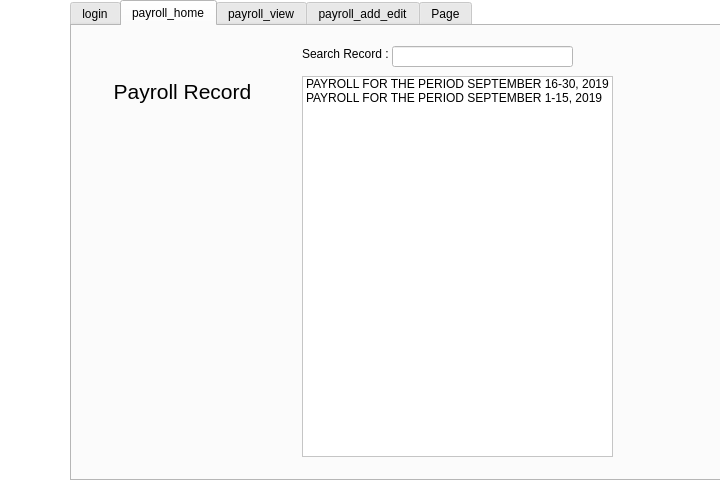
This is Payroll_System_fixed.ui in jaspernicholfabella/payroll-system as Qt 5 draws it before an edit. The edited form follows.
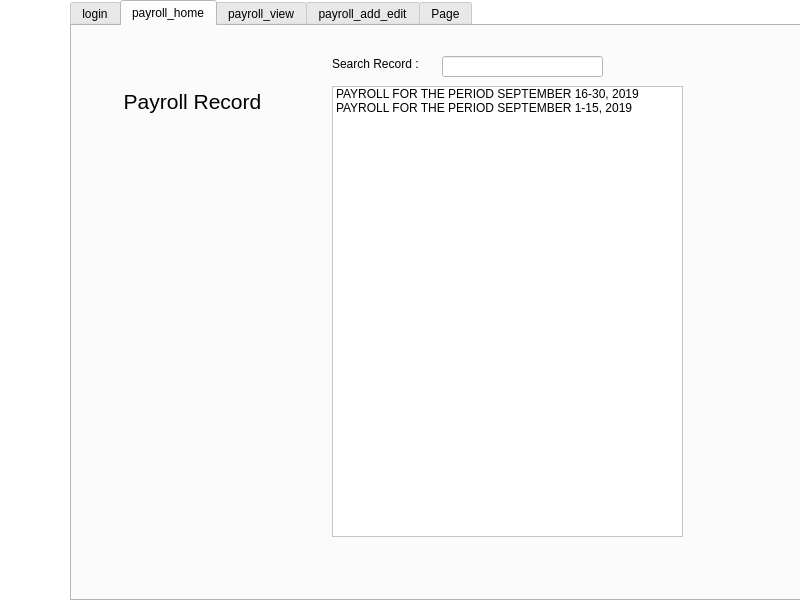
This is the edited form. The open tabs and pages were chosen to show the change. Icons and pictures are not drawn.

Diff of the .ui file:
```diff
--- a/Payroll_System_fixed.ui
+++ b/Payroll_System_fixed.ui
@@ -6,20 +6,20 @@
    <rect>
     <x>0</x>
     <y>0</y>
-    <width>720</width>
-    <height>480</height>
+    <width>800</width>
+    <height>600</height>
    </rect>
   </property>
   <property name="minimumSize">
    <size>
-    <width>720</width>
-    <height>480</height>
+    <width>800</width>
+    <height>600</height>
    </size>
   </property>
   <property name="maximumSize">
    <size>
-    <width>720</width>
-    <height>480</height>
+    <width>800</width>
+    <height>600</height>
    </size>
   </property>
   <property name="palette">
@@ -95,8 +95,8 @@
      <rect>
       <x>70</x>
       <y>0</y>
-      <width>651</width>
-      <height>481</height>
+      <width>731</width>
+      <height>601</height>
      </rect>
     </property>
     <property name="currentIndex">
@@ -270,8 +270,8 @@
      <widget class="QPushButton" name="pushButton_5">
       <property name="geometry">
        <rect>
-        <x>550</x>
-        <y>80</y>
+        <x>610</x>
+        <y>60</y>
         <width>51</width>
         <height>51</height>
        </rect>
@@ -299,8 +299,8 @@
      <widget class="QPushButton" name="pushButton_6">
       <property name="geometry">
        <rect>
-        <x>550</x>
-        <y>130</y>
+        <x>610</x>
+        <y>110</y>
         <width>51</width>
         <height>51</height>
        </rect>
@@ -328,8 +328,8 @@
      <widget class="QPushButton" name="pushButton_7">
       <property name="geometry">
        <rect>
-        <x>550</x>
-        <y>180</y>
+        <x>610</x>
+        <y>160</y>
         <width>51</width>
         <height>51</height>
        </rect>
@@ -357,8 +357,8 @@
      <widget class="QPushButton" name="pushButton_8">
       <property name="geometry">
        <rect>
-        <x>550</x>
-        <y>230</y>
+        <x>610</x>
+        <y>210</y>
         <width>51</width>
         <height>51</height>
        </rect>
@@ -386,8 +386,8 @@
      <widget class="QPushButton" name="pushButton_9">
       <property name="geometry">
        <rect>
-        <x>550</x>
-        <y>280</y>
+        <x>610</x>
+        <y>260</y>
         <width>51</width>
         <height>51</height>
        </rect>
@@ -415,8 +415,8 @@
      <widget class="QPushButton" name="pushButton_10">
       <property name="geometry">
        <rect>
-        <x>550</x>
-        <y>330</y>
+        <x>610</x>
+        <y>310</y>
         <width>51</width>
         <height>51</height>
        </rect>
@@ -444,9 +444,9 @@
      <widget class="QLabel" name="label">
       <property name="geometry">
        <rect>
-        <x>30</x>
-        <y>50</y>
-        <width>161</width>
+        <x>10</x>
+        <y>60</y>
+        <width>221</width>
         <height>31</height>
        </rect>
       </property>
@@ -463,15 +463,12 @@
      <widget class="QListWidget" name="listWidget">
       <property name="geometry">
        <rect>
-        <x>230</x>
-        <y>50</y>
-        <width>311</width>
-        <height>381</height>
+        <x>260</x>
+        <y>60</y>
+        <width>351</width>
+        <height>451</height>
        </rect>
       </property>
-      <property name="itemAlignment">
-       <set>Qt::AlignCenter</set>
-      </property>
       <item>
        <property name="text">
         <string>PAYROLL FOR THE PERIOD SEPTEMBER 16-30, 2019</string>
@@ -486,9 +483,9 @@
      <widget class="QLineEdit" name="lineEdit">
       <property name="geometry">
        <rect>
-        <x>320</x>
-        <y>20</y>
-        <width>181</width>
+        <x>370</x>
+        <y>30</y>
+        <width>161</width>
         <height>21</height>
        </rect>
       </property>
@@ -496,8 +493,8 @@
      <widget class="QPushButton" name="pushButton_16">
       <property name="geometry">
        <rect>
-        <x>500</x>
-        <y>20</y>
+        <x>530</x>
+        <y>30</y>
         <width>31</width>
         <height>21</height>
        </rect>
@@ -525,9 +522,9 @@
      <widget class="QLabel" name="label_2">
       <property name="geometry">
        <rect>
-        <x>230</x>
-        <y>20</y>
-        <width>91</width>
+        <x>260</x>
+        <y>30</y>
+        <width>101</width>
         <height>16</height>
        </rect>
       </property>
@@ -543,8 +540,8 @@
      <widget class="QPushButton" name="pushButton_17">
       <property name="geometry">
        <rect>
-        <x>30</x>
-        <y>80</y>
+        <x>40</x>
+        <y>90</y>
         <width>161</width>
         <height>141</height>
        </rect>
```
Left out of the diff: 82 changed lines with no effect on the pictures.
